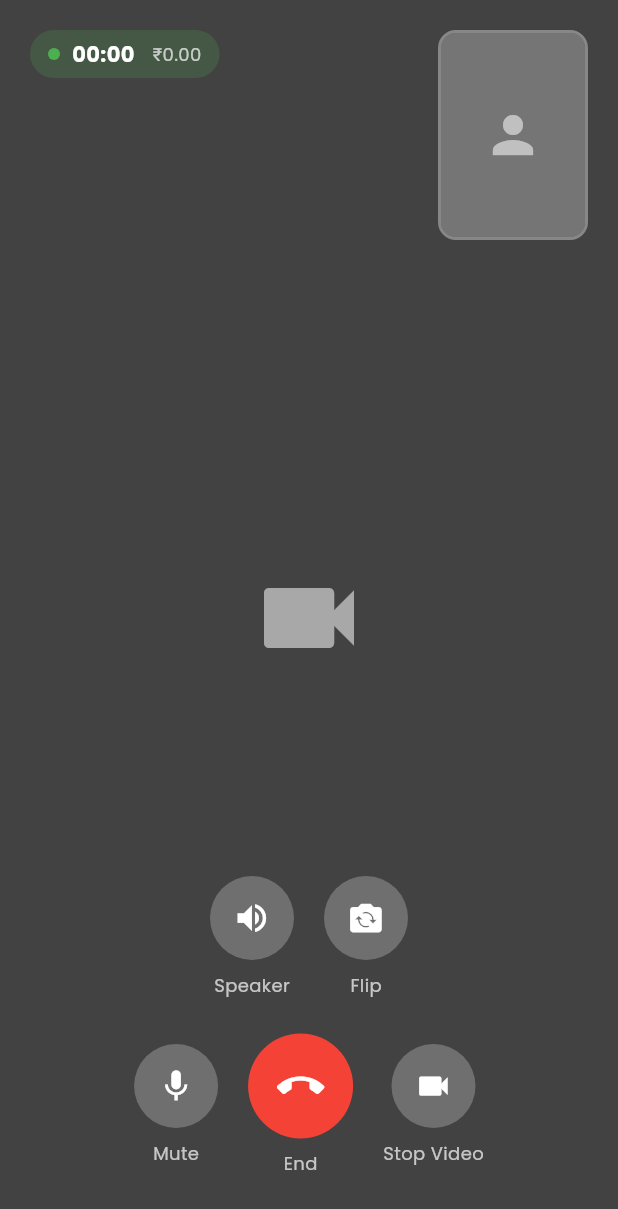
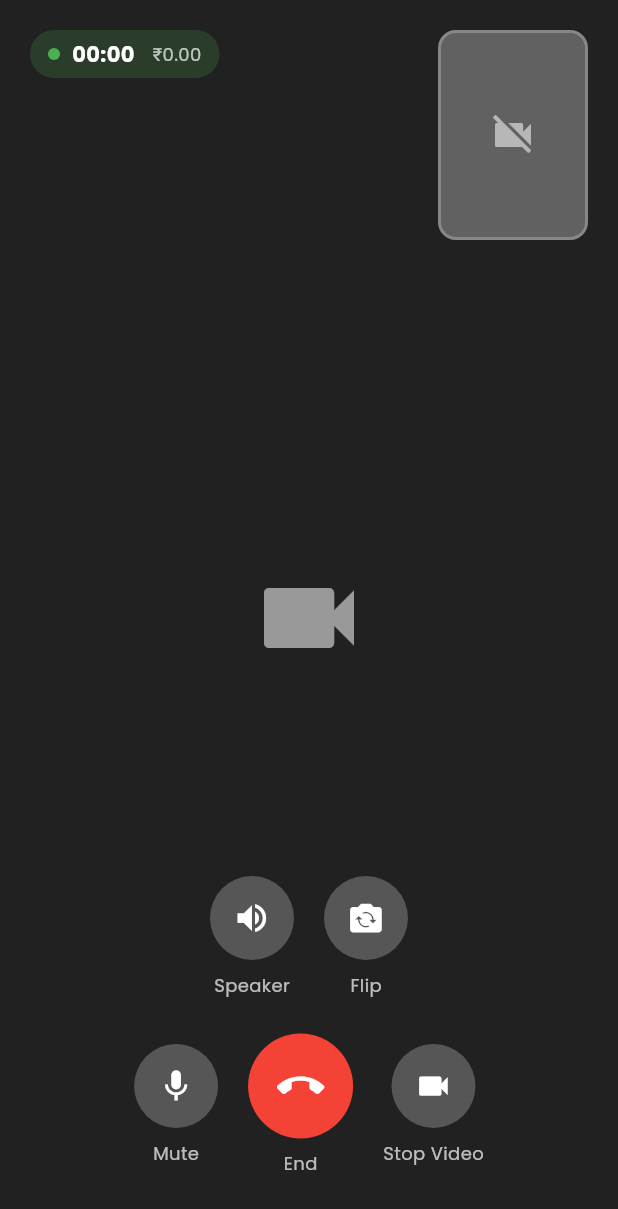
Before and after one commit to pendyala436/project-blueprint-builder-7a1c8269, a Flutter app: the VideoCallScreen screen opened directly with empty values, on a phone screen of 412 x 824 dp. Shown: the top 1209 px of the screen. Run offline on Flutter 3.47's test engine with Material 3 defaults, Android fonts, the phone set to English and light mode, and no system bars; our stand-ins replace firebase_messaging, flutter_local_notifications, flutter_riverpod, go_router, hive_flutter, permission_handler and 2 more; missing offline and left inert: agora_rtc_engine, razorpay_flutter, screen_protector; accounts and stored records are empty; statements that could not run were skipped.

Commit message:
Changes
Co-authored-by: pendyala436 <138793939+pendyala436@users.noreply.github.com>

```diff
--- a/flutter/lib/features/video_call/presentation/screens/video_call_screen.dart
+++ b/flutter/lib/features/video_call/presentation/screens/video_call_screen.dart
@@ -230,7 +230,15 @@ class _VideoCallScreenState extends ConsumerState<VideoCallScreen> {
           // Remote video (full screen)
           Container(
             color: Colors.grey[900],
-            child: Center(
+            child: (_engine != null && _remoteUid != null && !_isVideoOff)
+                ? AgoraVideoView(
+                    controller: VideoViewController.remote(
+                      rtcEngine: _engine!,
+                      canvas: VideoCanvas(uid: _remoteUid),
+                      connection: RtcConnection(channelId: widget.callId),
+                    ),
+                  )
+                : Center(
                     child: _isVideoOff
                         ? Column(
                             mainAxisAlignment: MainAxisAlignment.center,
@@ -253,12 +261,7 @@ class _VideoCallScreenState extends ConsumerState<VideoCallScreen> {
                                       fontWeight: FontWeight.bold)),
                             ],
                           )
-                  : Container(
-                      color: Colors.grey[800],
-                      child: const Center(
-                        child: Icon(Icons.videocam, color: Colors.white54, size: 80),
-                      ),
-                    ),
+                        : const Icon(Icons.videocam, color: Colors.white54, size: 80),
                   ),
           ),
 
@@ -276,12 +279,16 @@ class _VideoCallScreenState extends ConsumerState<VideoCallScreen> {
               ),
               child: ClipRRect(
                 borderRadius: BorderRadius.circular(10),
-                child: _isVideoOff
-                    ? const Center(child: Icon(Icons.videocam_off, color: Colors.white54, size: 32))
-                    : Container(
-                        color: Colors.grey[600],
-                        child: const Center(child: Icon(Icons.person, color: Colors.white54, size: 40)),
+                child: (_engine != null && !_isVideoOff)
+                    ? AgoraVideoView(
+                        controller: VideoViewController(
+                          rtcEngine: _engine!,
+                          canvas: const VideoCanvas(uid: 0),
                         ),
+                      )
+                    : const Center(
+                        child: Icon(Icons.videocam_off,
+                            color: Colors.white54, size: 32)),
               ),
             ),
           ),
```
Lines whose indentation alone changed are shown as unchanged.
